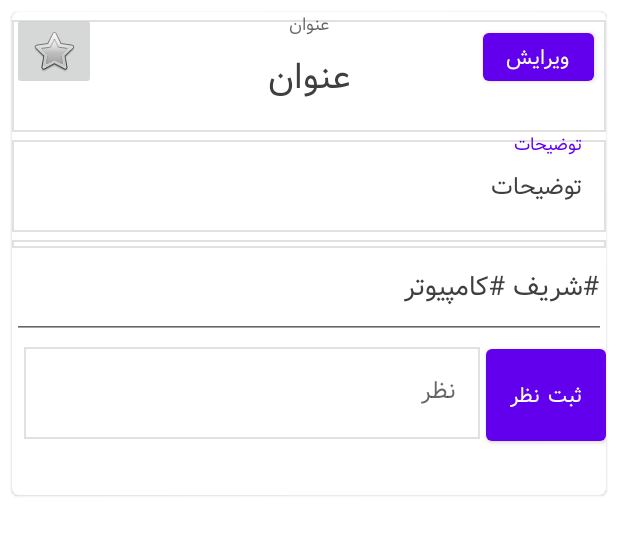
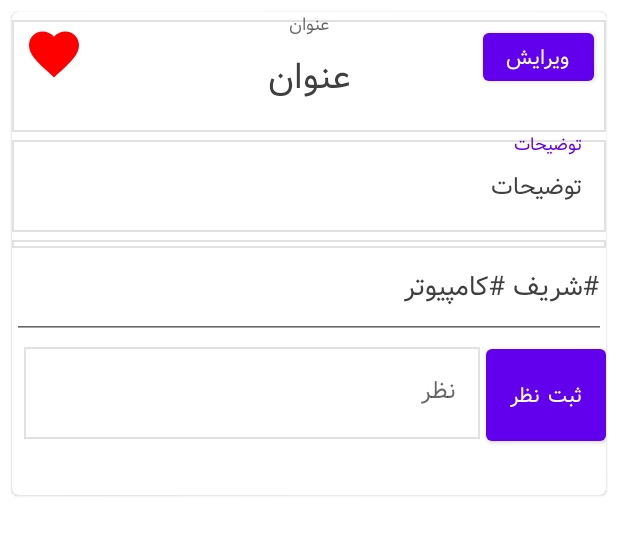
Before and after one commit to SmsS4/JaSoali, an Android app: the layout fragment_show_questions_holder.xml on its own in the app's theme, with its tools: preview values and no code run, on a phone screen of 412 x 824 dp. Shown: the top 535 px of the screen. Run offline under Robolectric (Android 15) with nearby library versions, the phone set to English and light mode, and no system bars.

Commit message:
Add heart

```diff
--- /dev/null
+++ b/app/src/main/res/drawable/heart.xml
@@ -0,0 +1,9 @@
+<vector xmlns:android="http://schemas.android.com/apk/res/android"
+    android:width="24dp"
+    android:height="24dp"
+    android:viewportWidth="24.0"
+    android:viewportHeight="24.0">
+    <path
+        android:fillColor="#FFFF0000"
+        android:pathData="M12,21.35l-1.45,-1.32C5.4,15.36 2,12.28 2,8.5 2,5.42 4.42,3 7.5,3c1.74,0 3.41,0.81 4.5,2.09C13.09,3.81 14.76,3 16.5,3 19.58,3 22,5.42 22,8.5c0,3.78 -3.4,6.86 -8.55,11.54L12,21.35z"/>
+</vector>
--- a/app/src/main/res/layout/fragment_show_questions_holder.xml
+++ b/app/src/main/res/layout/fragment_show_questions_holder.xml
@@ -23,12 +23,16 @@
                 android:layout_width="match_parent"
                 android:id="@+id/tafasd"
                 android:layout_height="wrap_content">
-                <ImageButton
+                <ImageView
                     android:id="@+id/favButton"
-                    android:layout_width="wrap_content"
-                    android:layout_height="wrap_content"
+                    android:layout_width="40dp"
+                    android:layout_height="40dp"
+                    android:layout_marginTop="8dp"
+                    android:layout_marginLeft="8dp"
                     android:layout_alignParentLeft="true"
-                    app:srcCompat="@android:drawable/btn_star_big_off" />
+                    android:background="@android:color/transparent"
+                    android:src="@drawable/heart"
+                    />
 
                 <com.google.android.material.button.MaterialButton
                     android:id="@+id/edit_btn"
--- a/app/src/main/res/values/strings.xml
+++ b/app/src/main/res/values/strings.xml
@@ -61,6 +61,7 @@
     <string name="title_profile">حساب کاربری</string>
     <string name="title_search">جست‌وجو</string>
     <string name="title_favorites">نشان‌شده‌ها</string>
+    <string name="added_to_favs">به لیست علاقه مندی‌ها اضافه شد.</string>
 
 
 </resources>
```
Also changed, not shown: app/src/main/java/com/example/jasoali/ui/problem/ShowQuestionsHolderFragment.java (+27 -3 lines).
